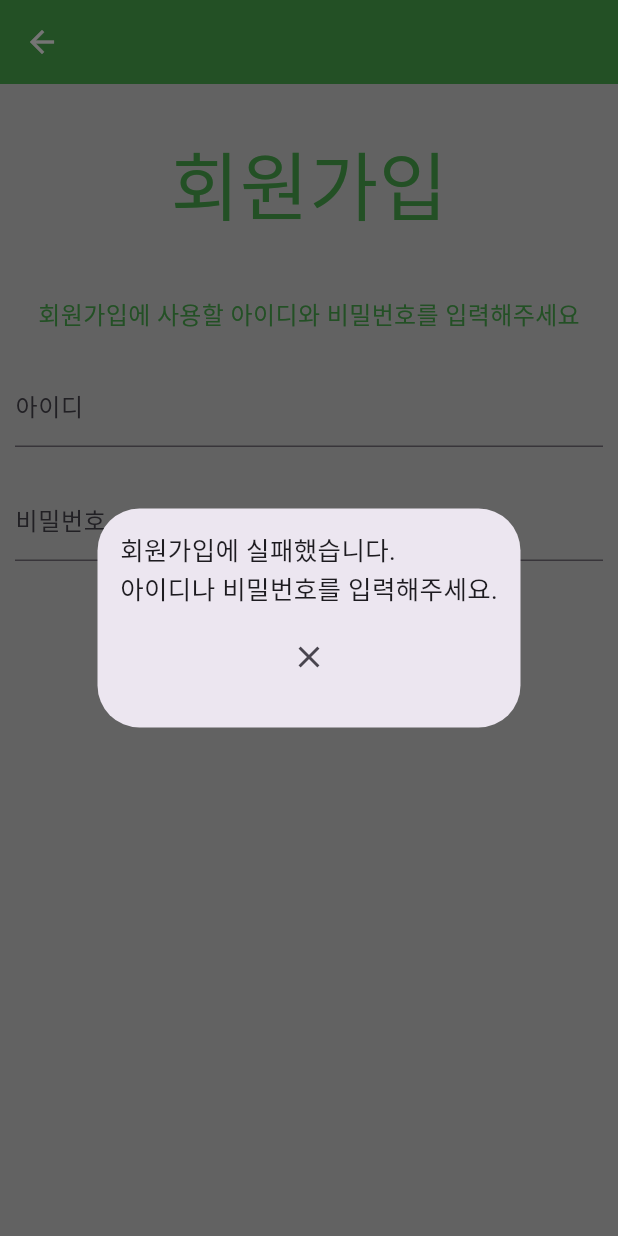
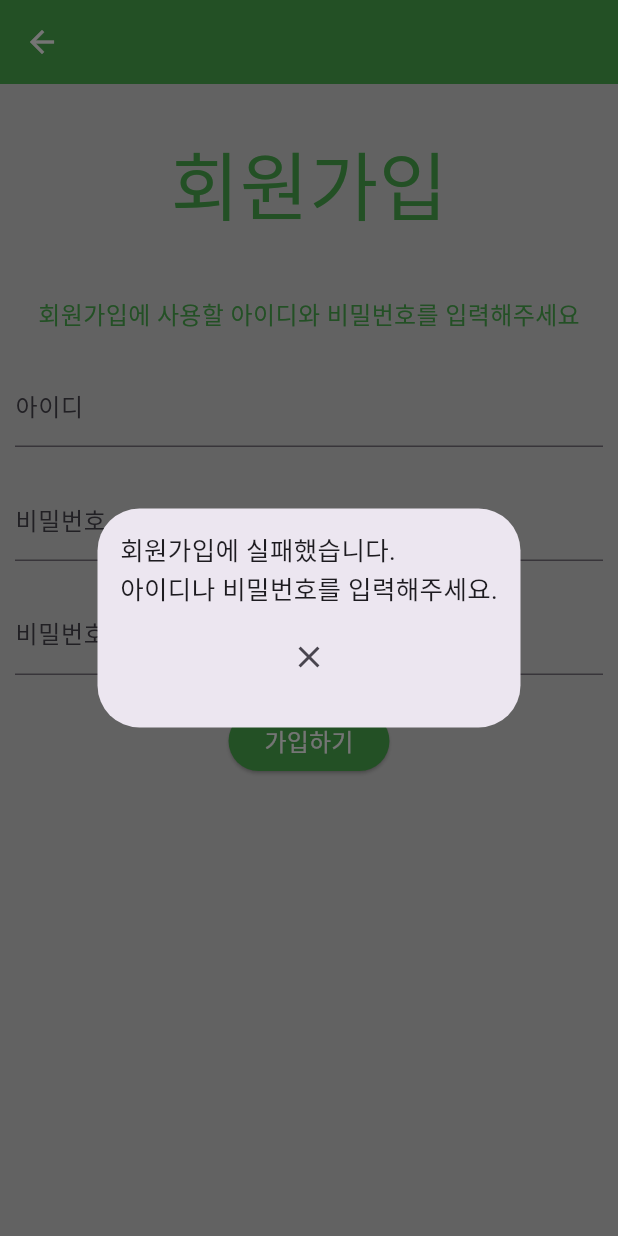
Before and after one commit to KastanEr/CowEstrusDetector, a Flutter app: the MyRegisterPage screen opened by its route, after a tap on "가입하기", on a phone screen of 412 x 824 dp. Run offline on Flutter 3.47's test engine with Material 3 defaults, Android fonts, the phone set to English and light mode, and no system bars; our stand-ins replace fl_chart, go_router, table_calendar.

Commit message:
update legacy_app

```diff
--- a/legacy_app/lib/login_page.dart
+++ b/legacy_app/lib/login_page.dart
@@ -27,6 +27,7 @@ class _MyLoginPageState extends State<MyLoginPage> {
   @override
   Widget build(BuildContext context) {
     return Scaffold(
+      resizeToAvoidBottomInset : false,
       appBar: AppBar(
         backgroundColor: Colors.green,
       ),
--- a/legacy_app/lib/register_page.dart
+++ b/legacy_app/lib/register_page.dart
@@ -22,11 +22,13 @@ class _MyRegisterPageState extends State<MyRegisterPage> {
 
   final idTextEditingController = TextEditingController();
   final pwTextEditingController = TextEditingController();
+  final pwCheckTextEditingController = TextEditingController();
 
   @override
   void dispose() {
     idTextEditingController.dispose();
     pwTextEditingController.dispose();
+    pwCheckTextEditingController.dispose();
     super.dispose();
   }
 
@@ -70,6 +72,7 @@ class _MyRegisterPageState extends State<MyRegisterPage> {
   @override
   Widget build(BuildContext context) {
     return Scaffold(
+      resizeToAvoidBottomInset : false,
       appBar: AppBar(
         backgroundColor: Colors.green,
         leading: IconButton(
@@ -122,15 +125,27 @@ class _MyRegisterPageState extends State<MyRegisterPage> {
               ),
               Container(
                 padding: EdgeInsets.all(10),
+                child: TextField(
+                  controller: pwCheckTextEditingController,
+                  obscureText: true,
+                  decoration: InputDecoration(labelText: "비밀번호 확인"),
+                ),
+              ),
+              Container(
+                padding: EdgeInsets.all(10),
                 child: ElevatedButton(
                   onPressed: () {
                     id = idTextEditingController.text;
                     password = pwTextEditingController.text;
+                    String passwordCheck = pwCheckTextEditingController.text;
 
-                    (id == '' || password == '')
+                    (id == '' || password == '' || passwordCheck == '')
                         ? showPopUp(
                             context, "회원가입에 실패했습니다.\n아이디나 비밀번호를 입력해주세요.", false)
-                        : register(context);
+                        : ((password == passwordCheck)
+                            ? register(context)
+                            : showPopUp(context,
+                                "회원가입에 실패했습니다.\n입력하신 비밀번호가 불일치합니다.", false));
                   },
                   style: ElevatedButton.styleFrom(
                     backgroundColor: Colors.green,
```
